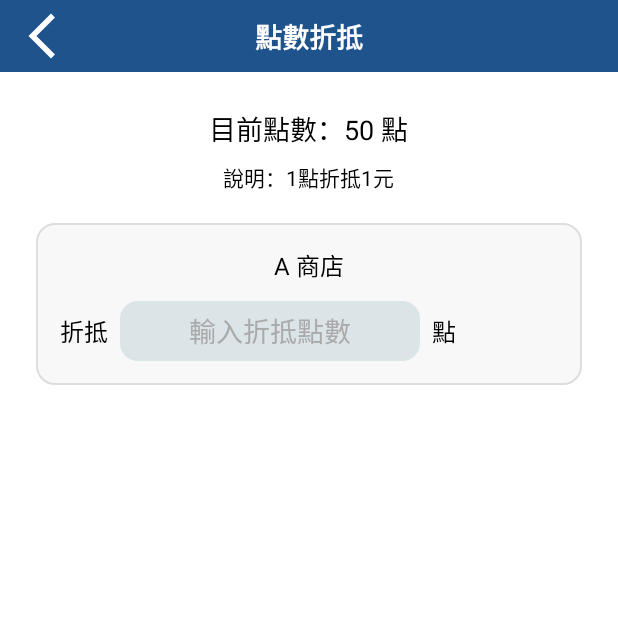
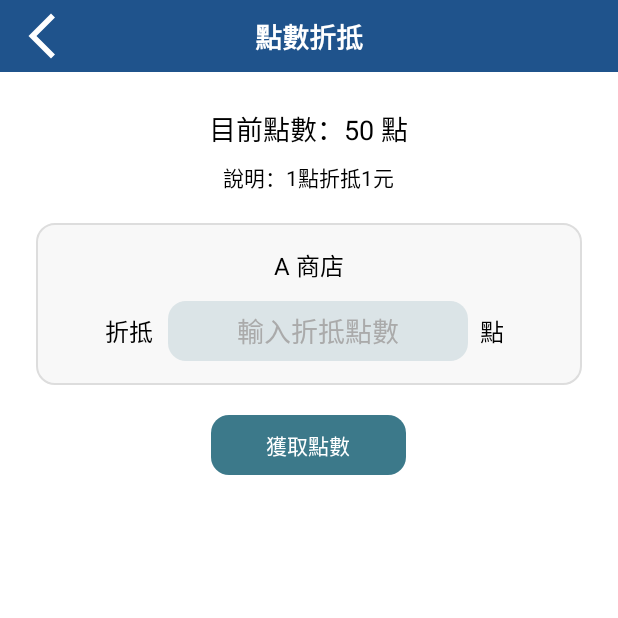
Before and after one commit to jacky7612/android_nantoupass, an Android app: the PointAmountFragment screen opened through its navigation route, on a phone screen of 412 x 824 dp, the top half of it. Run offline under Robolectric (Android 15) with nearby library versions, the light colour scheme and no system bars; libraries missing offline, so code that uses them is left out: com.youth.banner; pictures from the network do not load; 5 statements that could not run were skipped.

Commit message:
modify UI

```diff
--- a/app/src/main/res/layout/dialog_lottory_not_login.xml
+++ b/app/src/main/res/layout/dialog_lottory_not_login.xml
@@ -40,8 +40,8 @@
     <TextView
         android:layout_marginTop="10dp"
         android:id="@+id/btnConfirm"
-        android:layout_width="wrap_content"
-        android:layout_height="wrap_content"
+        android:layout_width="match_parent"
+        android:layout_height="50dp"
         android:text="確定"
         android:textSize="16sp"
         android:textColor="@android:color/holo_blue_light"
--- a/app/src/main/res/layout/dialog_not_login.xml
+++ b/app/src/main/res/layout/dialog_not_login.xml
@@ -23,7 +23,7 @@
         android:id="@+id/tvDuplicateMessage2"
         android:layout_width="match_parent"
         android:layout_height="wrap_content"
-        android:text="請先註冊會員並登入\n方能領取過點數"
+        android:text="請先註冊會員並登入\n方能領取點數"
         android:textSize="16sp"
         android:textStyle="bold"
         android:textColor="@android:color/black"
@@ -40,8 +40,8 @@
     <TextView
         android:layout_marginTop="10dp"
         android:id="@+id/btnConfirm"
-        android:layout_width="wrap_content"
-        android:layout_height="wrap_content"
+        android:layout_width="match_parent"
+        android:layout_height="50dp"
         android:text="確定"
         android:textSize="16sp"
         android:textColor="@android:color/holo_blue_light"
--- a/app/src/main/res/layout/fragment_point_amount.xml
+++ b/app/src/main/res/layout/fragment_point_amount.xml
@@ -56,6 +56,7 @@
 
         <!-- Input Row -->
         <LinearLayout
+            android:layout_gravity="center"
             android:layout_width="match_parent"
             android:layout_height="wrap_content"
             android:orientation="horizontal"
@@ -63,20 +64,21 @@
 
             <!-- Left Label -->
             <TextView
+                android:layout_marginLeft="30dp"
                 android:id="@+id/tvLeftLabel"
                 android:layout_width="wrap_content"
                 android:layout_height="wrap_content"
                 android:text="折抵"
                 android:textSize="16sp"
                 android:textColor="@android:color/black"
-                android:layout_marginEnd="8dp" />
+               />
 
             <!-- EditText Input -->
             <EditText
                 android:id="@+id/etInputPoints"
                 android:layout_width="200dp"
                 android:layout_height="40dp"
-
+android:layout_marginLeft="10dp"
                 android:hint="輸入折抵點數"
                 android:textColorHint="@android:color/darker_gray"
                 android:gravity="center"
@@ -93,5 +95,14 @@
                 android:layout_marginStart="8dp" />
 
         </LinearLayout>
+
     </LinearLayout>
+    <TextView
+        android:layout_marginTop="20dp"
+        android:background="@drawable/round_market_darker_green"
+        android:textColor="@color/white"
+        android:gravity="center"
+        android:text="獲取點數"
+        android:layout_width="130dp"
+        android:layout_height="40dp"/>
 </LinearLayout>
```
Also changed, not shown: app/src/main/java/com/jotangi/nantouparking/ui/main/MarketFragment.kt (+0 -25 lines), app/src/main/java/com/jotangi/nantouparking/ui/main/MarketLottoryFragment.kt (+32 -3 lines).
